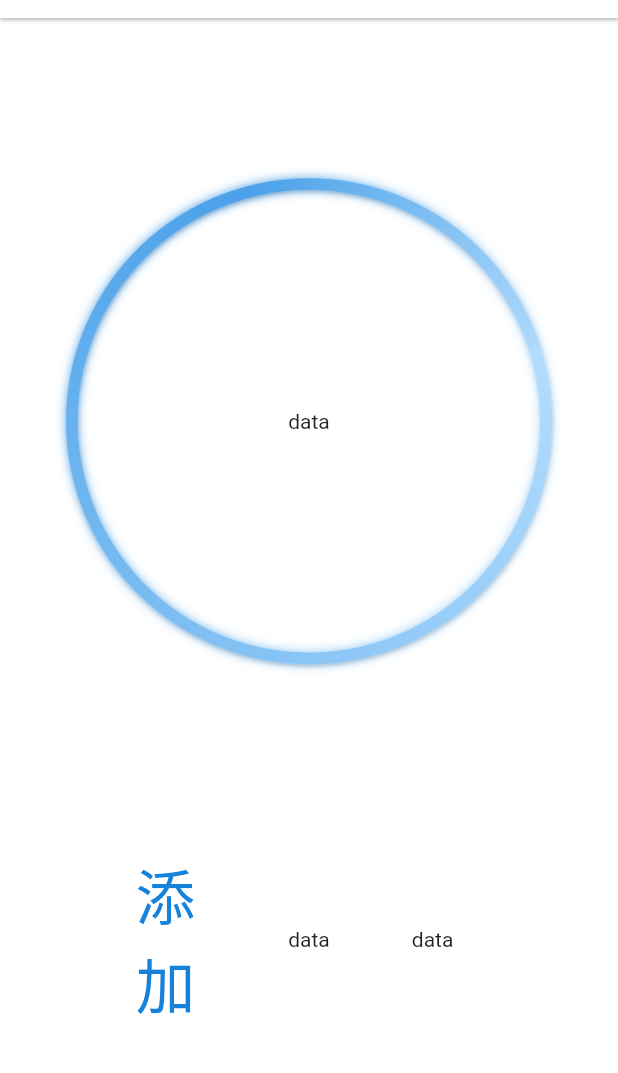
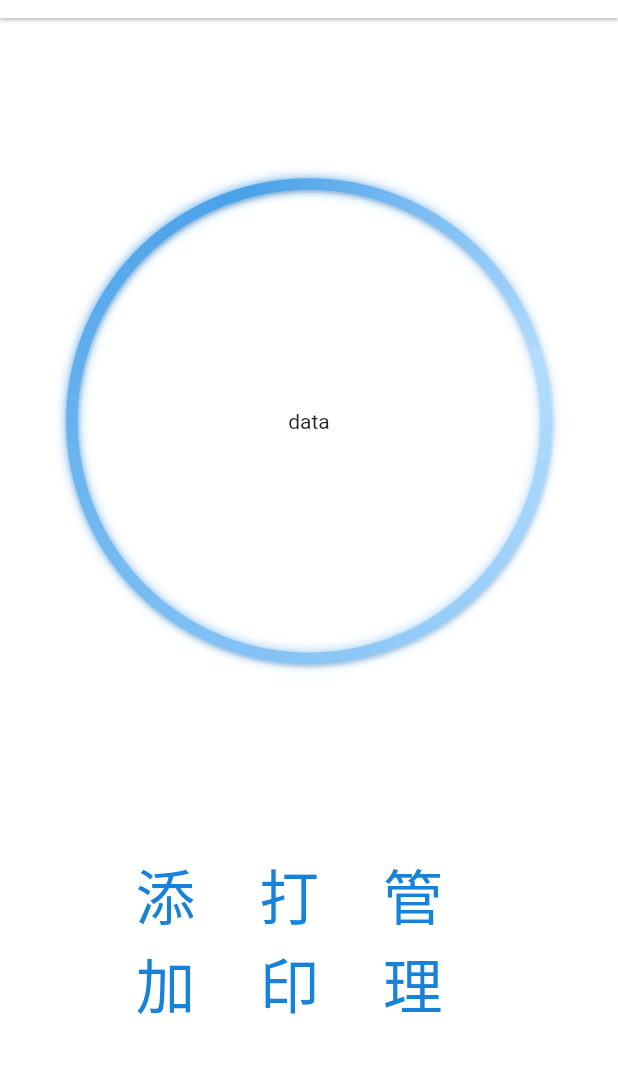
Before and after one commit to tdccj/SUAIM-Flutter, a Flutter app: the screen it shows after launch, on a phone screen of 412 x 824 dp, the part 66-1139 px from its top. Run offline on Flutter 3.47's test engine with Material 2 defaults, Android fonts, the phone set to English and light mode, and no system bars; our stand-ins replace dio; missing offline and left inert: bitsdojo_window, spreadsheet_decoder; Roboto replaces fonts that are missing (HarmonyOS_Sans_SC, KeShiLuYanTi); project files that could hold a hidden picture were left out.

```diff
--- a/lib/main_page.dart
+++ b/lib/main_page.dart
@@ -68,6 +68,27 @@ class MainPage extends StatelessWidget {
                       child: const Text(
                         '添加',
                         style: TextStyle(
+                          fontSize: 40,
+                          fontFamily: 'KeShiLuYanTi',
+                          color: Color.fromARGB(255, 22, 130, 218),
+                        ),
+                      ),
+                    ),
+                  ),
+                ),
+                Flexible(
+                  child: Center(
+                    child: TextButton(
+                      onPressed: () {
+                        Navigator.push(
+                            context,
+                            CupertinoPageRoute(
+                                builder: (context) =>
+                                    const AddItem())); // 导航到添加页面
+                      },
+                      child: const Text(
+                        '打印',
+                        style: TextStyle(
                             fontSize: 40,
                             fontFamily: 'KeShiLuYanTi',
                             color: Color.fromARGB(255, 22, 130, 218)),
@@ -75,14 +96,24 @@ class MainPage extends StatelessWidget {
                     ),
                   ),
                 ),
-                const Flexible(
+                Flexible(
                   child: Center(
-                    child: Text('data'),
-                  ),
-                ),
-                const Flexible(
-                  child: Center(
-                    child: Text('data'),
+                    child: TextButton(
+                      onPressed: () {
+                        Navigator.push(
+                            context,
+                            CupertinoPageRoute(
+                                builder: (context) =>
+                                    const AddItem())); // 导航到添加页面
+                      },
+                      child: const Text(
+                        '管理',
+                        style: TextStyle(
+                            fontSize: 40,
+                            fontFamily: 'KeShiLuYanTi',
+                            color: Color.fromARGB(255, 22, 130, 218)),
+                      ),
+                    ),
                   ),
                 ),
                 const Spacer(
--- a/pubspec.yaml
+++ b/pubspec.yaml
@@ -31,11 +31,16 @@ dependencies:
   flutter:
     sdk: flutter
   bitsdojo_window: ^0.1.5
+  dio: ^4.0.0
+
+
+
 
 
   # The following adds the Cupertino Icons font to your application.
   # Use with the CupertinoIcons class for iOS style icons.
   cupertino_icons: ^1.0.2
+  spreadsheet_decoder: ^2.2.0
 
 dev_dependencies:
   flutter_test:
```
Also changed, not shown: lib/addItem.dart (+7 -1 lines), lib/addItem_page.dart (added, +61 -0 lines), pubspec.lock.
